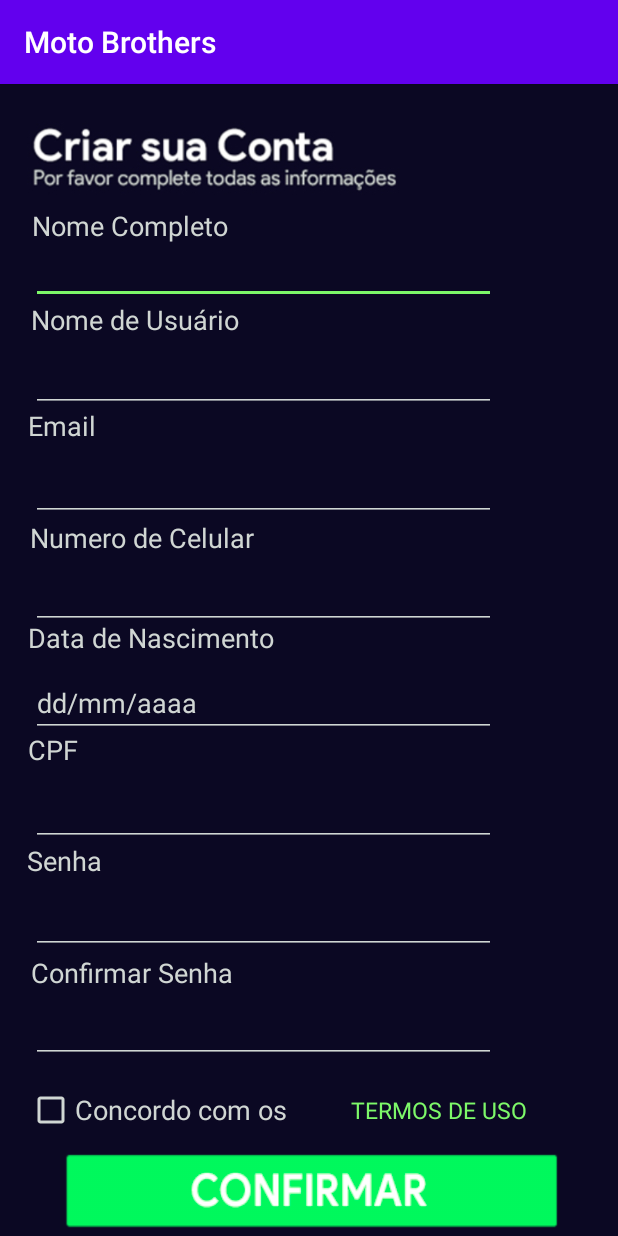
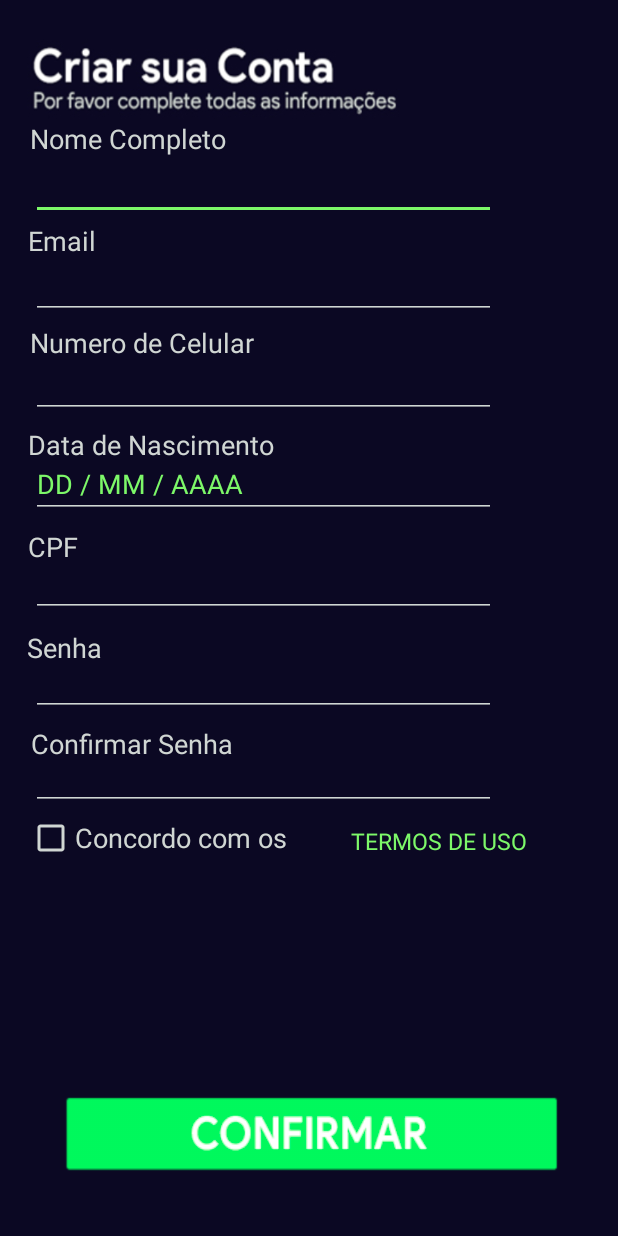
Before and after one commit to randonslol9/MotoBrothers, an Android app: the CadastroMototaxista screen opened directly, with no data from a screen before it, on a phone screen of 412 x 824 dp. Run offline under Robolectric (Android 15) with nearby library versions, the light colour scheme and no system bars.

Commit message:
Atualização 28/04/2020 - Alteração Background tela main, alteração na tela de cadastro passageiro/mototaxista.

```diff
--- a/app/build.gradle
+++ b/app/build.gradle
@@ -29,11 +29,11 @@ dependencies {
 
     implementation 'androidx.appcompat:appcompat:1.1.0'
     implementation 'androidx.constraintlayout:constraintlayout:1.1.3'
-    implementation 'com.google.android.material:material:1.0.0'
+    implementation 'com.google.android.material:material:1.1.0'
     implementation 'androidx.annotation:annotation:1.1.0'
     implementation 'androidx.lifecycle:lifecycle-extensions:2.2.0'
-    implementation 'androidx.navigation:navigation-fragment:2.0.0'
-    implementation 'androidx.navigation:navigation-ui:2.0.0'
+    implementation 'androidx.navigation:navigation-fragment:2.2.2'
+    implementation 'androidx.navigation:navigation-ui:2.2.2'
     testImplementation 'junit:junit:4.12'
     androidTestImplementation 'androidx.test.ext:junit:1.1.1'
     androidTestImplementation 'androidx.test.espresso:espresso-core:3.2.0'
--- a/app/src/main/res/layout/activity_cadastro.xml
+++ b/app/src/main/res/layout/activity_cadastro.xml
@@ -37,9 +37,9 @@
         android:layout_width="wrap_content"
         android:layout_height="wrap_content"
         android:autoLink="all"
-        android:text="LOGIN"
+        android:text="@string/login"
         android:textColor="@color/verdecadastro"
-        android:textSize="15dp"
+        android:textSize="15sp"
         android:textStyle="bold"
         app:layout_constraintBottom_toBottomOf="parent"
         app:layout_constraintHorizontal_bias="0.624"
--- a/app/src/main/res/layout/activity_cadastro_mototaxista.xml
+++ b/app/src/main/res/layout/activity_cadastro_mototaxista.xml
@@ -13,95 +13,62 @@
         android:layout_height="wrap_content"
         android:text="@string/nome"
         android:textColor="@color/cinza"
-        android:textSize="18dp"
+        android:textSize="18sp"
         app:layout_constraintBottom_toBottomOf="parent"
-        app:layout_constraintHorizontal_bias="0.075"
+        app:layout_constraintHorizontal_bias="0.070"
         app:layout_constraintLeft_toLeftOf="parent"
         app:layout_constraintRight_toRightOf="parent"
         app:layout_constraintTop_toTopOf="parent"
-        app:layout_constraintVertical_bias="0.110" />
+        app:layout_constraintVertical_bias="0.100" />
 
     <EditText
         android:id="@+id/editNome"
         android:layout_width="310dp"
         android:layout_height="wrap_content"
         android:layout_gravity="center_horizontal"
-        android:autofillHints=""
         android:inputType="textPersonName"
         android:textColor="@color/cinza"
-        android:textSize="18dp"
+        android:textSize="18sp"
         android:theme="@style/MyEditTextTheme"
         app:layout_constraintBottom_toBottomOf="parent"
         app:layout_constraintHorizontal_bias="0.200"
         app:layout_constraintLeft_toLeftOf="parent"
         app:layout_constraintRight_toRightOf="parent"
         app:layout_constraintTop_toTopOf="parent"
-        app:layout_constraintVertical_bias="0.140"
-        tools:ignore="LabelFor" />
-
+        app:layout_constraintVertical_bias="0.130"
+        tools:ignore="LabelFor"
+        android:autofillHints=""/>
     <TextView
-        android:id="@+id/txtUsuario"
+        android:id="@+id/txtEmail"
         android:layout_width="wrap_content"
         android:layout_height="wrap_content"
-        android:text="@string/usuario"
+        android:text="@string/email"
         android:textColor="@color/cinza"
-        android:textSize="18dp"
+        android:textSize="18sp"
         app:layout_constraintBottom_toBottomOf="parent"
-        app:layout_constraintHorizontal_bias="0.075"
+        app:layout_constraintHorizontal_bias="0.050"
         app:layout_constraintLeft_toLeftOf="parent"
         app:layout_constraintRight_toRightOf="parent"
         app:layout_constraintTop_toTopOf="parent"
-        app:layout_constraintVertical_bias="0.195" />
+        app:layout_constraintVertical_bias="0.185" />
 
     <EditText
-        android:id="@+id/editUsuario"
+        android:id="@+id/editEmail"
         android:layout_width="310dp"
         android:layout_height="wrap_content"
         android:layout_gravity="center_horizontal"
-        android:autofillHints=""
-        android:inputType="textPersonName"
+        android:inputType="textEmailAddress"
         android:textColor="@color/cinza"
-        android:textSize="18dp"
+        android:textSize="18sp"
         android:theme="@style/MyEditTextTheme"
         app:layout_constraintBottom_toBottomOf="parent"
         app:layout_constraintHorizontal_bias="0.200"
         app:layout_constraintLeft_toLeftOf="parent"
         app:layout_constraintRight_toRightOf="parent"
         app:layout_constraintTop_toTopOf="parent"
-        app:layout_constraintVertical_bias="0.240"
-        tools:ignore="LabelFor" />
-
-    <TextView
-        android:id="@+id/txtEmail"
-        android:layout_width="wrap_content"
-        android:layout_height="wrap_content"
-        android:text="@string/email"
-        android:textColor="@color/cinza"
-        android:textSize="18dp"
-        app:layout_constraintBottom_toBottomOf="parent"
-        app:layout_constraintHorizontal_bias="0.050"
-        app:layout_constraintLeft_toLeftOf="parent"
-        app:layout_constraintRight_toRightOf="parent"
-        app:layout_constraintTop_toTopOf="parent"
-        app:layout_constraintVertical_bias="0.290" />
-
-    <EditText
-        android:id="@+id/editEmail"
-        android:layout_width="310dp"
-        android:layout_height="wrap_content"
-        android:layout_gravity="center_horizontal"
-        android:autofillHints=""
-        android:inputType="textEmailAddress"
-        android:textColor="@color/cinza"
-        android:textSize="18dp"
-        android:theme="@style/MyEditTextTheme"
-        app:layout_constraintBottom_toBottomOf="parent"
-        app:layout_constraintHorizontal_bias="0.200"
-        app:layout_constraintLeft_toLeftOf="parent"
-        app:layout_constraintRight_toRightOf="parent"
-        app:layout_constraintTop_toTopOf="parent"
-        app:layout_constraintVertical_bias="0.340"
-        tools:ignore="LabelFor" />
+        app:layout_constraintVertical_bias="0.215"
+        tools:ignore="LabelFor"
+        android:autofillHints=""/>
 
     <TextView
         android:id="@+id/txtCelular"
@@ -109,31 +76,31 @@
         android:layout_height="wrap_content"
         android:text="@string/celular"
         android:textColor="@color/cinza"
-        android:textSize="18dp"
+        android:textSize="18sp"
         app:layout_constraintBottom_toBottomOf="parent"
         app:layout_constraintHorizontal_bias="0.075"
         app:layout_constraintLeft_toLeftOf="parent"
         app:layout_constraintRight_toRightOf="parent"
         app:layout_constraintTop_toTopOf="parent"
-        app:layout_constraintVertical_bias="0.390" />
+        app:layout_constraintVertical_bias="0.270" />
 
     <EditText
         android:id="@+id/editCelular"
         android:layout_width="310dp"
         android:layout_height="wrap_content"
         android:layout_gravity="center_horizontal"
-        android:autofillHints=""
         android:inputType="phone"
         android:textColor="@color/cinza"
-        android:textSize="18dp"
+        android:textSize="18sp"
         android:theme="@style/MyEditTextTheme"
         app:layout_constraintBottom_toBottomOf="parent"
         app:layout_constraintHorizontal_bias="0.200"
         app:layout_constraintLeft_toLeftOf="parent"
         app:layout_constraintRight_toRightOf="parent"
         app:layout_constraintTop_toTopOf="parent"
-        app:layout_constraintVertical_bias="0.440"
-        tools:ignore="LabelFor" />
+        app:layout_constraintVertical_bias="0.300"
+        tools:ignore="LabelFor"
+        android:autofillHints=""/>
 
     <TextView
         android:id="@+id/txtdataNascimento"
@@ -141,66 +108,66 @@
         android:layout_height="wrap_content"
         android:text="@string/dataNascimento"
         android:textColor="@color/cinza"
-        android:textSize="18dp"
+        android:textSize="18sp"
         app:layout_constraintBottom_toBottomOf="parent"
         app:layout_constraintHorizontal_bias="0.075"
         app:layout_constraintLeft_toLeftOf="parent"
         app:layout_constraintRight_toRightOf="parent"
         app:layout_constraintTop_toTopOf="parent"
-        app:layout_constraintVertical_bias="0.480" />
+        app:layout_constraintVertical_bias="0.355" />
 
     <EditText
         android:id="@+id/editdtNascimento"
         android:layout_width="310dp"
         android:layout_height="wrap_content"
         android:layout_gravity="center_horizontal"
-        android:autofillHints=""
         android:ems="10"
-        android:hint="dd/mm/aaaa"
+        android:hint="@string/dataNasc"
+        android:autofillHints="dd/mm/aaaa"
         android:inputType="text|number"
         android:textColor="@color/cinza"
-        android:textColorHint="@color/cinza"
-        android:textSize="18dp"
+        android:textColorHint="@color/verdecadastro"
+        android:textSize="18sp"
         android:theme="@style/MyEditTextTheme"
         app:layout_constraintBottom_toBottomOf="parent"
         app:layout_constraintHorizontal_bias="0.200"
         app:layout_constraintLeft_toLeftOf="parent"
         app:layout_constraintRight_toRightOf="parent"
         app:layout_constraintTop_toTopOf="parent"
-        app:layout_constraintVertical_bias="0.540"
+        app:layout_constraintVertical_bias="0.385"
         tools:ignore="LabelFor" />
 
     <TextView
         android:id="@+id/txtCPF"
         android:layout_width="wrap_content"
         android:layout_height="wrap_content"
-        android:text="CPF"
+        android:text="@string/CPF"
         android:textColor="@color/cinza"
-        android:textSize="18dp"
+        android:textSize="18sp"
         app:layout_constraintBottom_toBottomOf="parent"
         app:layout_constraintHorizontal_bias="0.050"
         app:layout_constraintLeft_toLeftOf="parent"
         app:layout_constraintRight_toRightOf="parent"
         app:layout_constraintTop_toTopOf="parent"
-        app:layout_constraintVertical_bias="0.580" />
+        app:layout_constraintVertical_bias="0.440" />
 
     <EditText
         android:id="@+id/editCPF"
         android:layout_width="310dp"
         android:layout_height="wrap_content"
         android:layout_gravity="center_horizontal"
-        android:autofillHints=""
         android:inputType="text|number"
         android:textColor="@color/cinza"
-        android:textSize="18dp"
+        android:textSize="18sp"
         android:theme="@style/MyEditTextTheme"
         app:layout_constraintBottom_toBottomOf="parent"
         app:layout_constraintHorizontal_bias="0.200"
         app:layout_constraintLeft_toLeftOf="parent"
         app:layout_constraintRight_toRightOf="parent"
         app:layout_constraintTop_toTopOf="parent"
-        app:layout_constraintVertical_bias="0.640"
-        tools:ignore="LabelFor" />
+        app:layout_constraintVertical_bias="0.470"
+        tools:ignore="LabelFor"
+        android:autofillHints=""/>
 
     <TextView
         android:id="@+id/txtSenha"
@@ -208,103 +175,105 @@
         android:layout_height="wrap_content"
         android:text="@string/senha"
         android:textColor="@color/cinza"
-        android:textSize="18dp"
+        android:textSize="18sp"
         app:layout_constraintBottom_toBottomOf="parent"
         app:layout_constraintHorizontal_bias="0.050"
         app:layout_constraintLeft_toLeftOf="parent"
         app:layout_constraintRight_toRightOf="parent"
         app:layout_constraintTop_toTopOf="parent"
-        app:layout_constraintVertical_bias="0.680" />
+        app:layout_constraintVertical_bias="0.525" />
 
     <EditText
         android:id="@+id/editSenha"
         android:layout_width="310dp"
         android:layout_height="wrap_content"
         android:layout_gravity="center_horizontal"
-        android:autofillHints=""
         android:inputType="textPassword"
         android:textColor="@color/cinza"
-        android:textSize="18dp"
+        android:textSize="18sp"
         android:theme="@style/MyEditTextTheme"
         app:layout_constraintBottom_toBottomOf="parent"
         app:layout_constraintHorizontal_bias="0.200"
         app:layout_constraintLeft_toLeftOf="parent"
         app:layout_constraintRight_toRightOf="parent"
         app:layout_constraintTop_toTopOf="parent"
-        app:layout_constraintVertical_bias="0.740"
-        tools:ignore="LabelFor" />
+        app:layout_constraintVertical_bias="0.555"
+        tools:ignore="LabelFor"
+        android:autofillHints=""/>
 
     <TextView
         android:id="@+id/txtConfirmarSenha"
         android:layout_width="wrap_content"
         android:layout_height="wrap_content"
-        android:text="Confirmar Senha"
+        android:text="@string/confirmarsenha"
         android:textColor="@color/cinza"
-        android:textSize="18dp"
+        android:textSize="18sp"
         app:layout_constraintBottom_toBottomOf="parent"
         app:layout_constraintHorizontal_bias="0.075"
         app:layout_constraintLeft_toLeftOf="parent"
         app:layout_constraintRight_toRightOf="parent"
         app:layout_constraintTop_toTopOf="parent"
-        app:layout_constraintVertical_bias="0.780" />
+        app:layout_constraintVertical_bias="0.605" />
 
     <EditText
         android:id="@+id/editConfirmarSenha"
         android:layout_width="310dp"
         android:layout_height="wrap_content"
         android:layout_gravity="center_horizontal"
-        android:autofillHints=""
         android:inputType="textPassword"
         android:textColor="@color/cinza"
-        android:textSize="18dp"
+        android:textSize="18sp"
         android:theme="@style/MyEditTextTheme"
         app:layout_constraintBottom_toBottomOf="parent"
         app:layout_constraintHorizontal_bias="0.200"
         app:layout_constraintLeft_toLeftOf="parent"
         app:layout_constraintRight_toRightOf="parent"
         app:layout_constraintTop_toTopOf="parent"
-        app:layout_constraintVertical_bias="0.840"
-        tools:ignore="LabelFor" />
+        app:layout_constraintVertical_bias="0.635"
+        tools:ignore="LabelFor"
+        android:autofillHints="" />
 
     <androidx.appcompat.widget.AppCompatCheckBox
+        android:id="@+id/checkTermos"
         android:layout_width="wrap_content"
         android:layout_height="wrap_content"
-        android:text="Concordo com os"
+        android:text="@string/concordotermos"
         android:textColor="@color/cinza"
-        android:textSize="18dp"
+        android:textSize="18sp"
         android:theme="@style/CheckBox"
         app:layout_constraintBottom_toBottomOf="parent"
         app:layout_constraintHorizontal_bias="0.075"
         app:layout_constraintLeft_toLeftOf="parent"
         app:layout_constraintRight_toRightOf="parent"
         app:layout_constraintTop_toTopOf="parent"
-        app:layout_constraintVertical_bias="0.908" />
+        app:layout_constraintVertical_bias="0.685" />
 
 
     <TextView
         android:id="@+id/txtTermos"
         android:layout_width="wrap_content"
         android:layout_height="wrap_content"
-        android:text="TERMOS DE USO"
+        android:text="@string/termos"
         android:textColor="@color/verdecadastro"
-        android:textSize="15dp"
+        android:textSize="15sp"
         app:layout_constraintBottom_toBottomOf="parent"
         app:layout_constraintHorizontal_bias="0.794"
         app:layout_constraintLeft_toLeftOf="parent"
         app:layout_constraintRight_toRightOf="parent"
         app:layout_constraintTop_toTopOf="parent"
-        app:layout_constraintVertical_bias="0.902" />
+        app:layout_constraintVertical_bias="0.685" />
+
 
     <Button
-        android:id="@+id/button"
+        android:id="@+id/bntConfirmar"
         android:layout_width="wrap_content"
         android:layout_height="wrap_content"
         android:background="@drawable/botaoconfirmar_launcher"
         app:layout_constraintBottom_toBottomOf="parent"
-        app:layout_constraintHorizontal_bias="0.473"
+        app:layout_constraintHorizontal_bias="0.0"
         app:layout_constraintLeft_toLeftOf="parent"
         app:layout_constraintRight_toRightOf="parent"
         app:layout_constraintTop_toTopOf="parent"
-        app:layout_constraintVertical_bias="1.0" />
+        app:layout_constraintVertical_bias="0.95" />
 
 </androidx.constraintlayout.widget.ConstraintLayout>
--- a/app/src/main/res/layout/activity_esqueci_senha.xml
+++ b/app/src/main/res/layout/activity_esqueci_senha.xml
@@ -9,13 +9,13 @@
 
     <EditText
         android:id="@+id/editDigiteEmail"
-        android:layout_width="310dp"
+        android:layout_width="330dp"
         android:layout_height="wrap_content"
         android:layout_gravity="center_horizontal"
         android:autofillHints=""
         android:inputType="textEmailAddress"
         android:textColor="@color/cinza"
-        android:textSize="18dp"
+        android:textSize="18sp"
         android:theme="@style/MyEditTextTheme"
         app:layout_constraintBottom_toBottomOf="parent"
         app:layout_constraintHorizontal_bias="0.360"
@@ -30,7 +30,6 @@
         android:layout_width="wrap_content"
         android:layout_height="wrap_content"
         android:background="@drawable/botaoenviar_launcher"
-
         app:layout_constraintBottom_toBottomOf="parent"
         app:layout_constraintHorizontal_bias="0.0"
         app:layout_constraintLeft_toLeftOf="parent"
--- a/app/src/main/res/layout/activity_main.xml
+++ b/app/src/main/res/layout/activity_main.xml
@@ -4,7 +4,7 @@
     xmlns:tools="http://schemas.android.com/tools"
     android:layout_width="match_parent"
     android:layout_height="match_parent"
-    android:background="@drawable/backgroundmain_launcher"
+    android:background="@drawable/backgroundlogin_launcher"
     tools:context=".MainActivity">
 
 
--- a/app/src/main/res/values/refs.xml
+++ b/app/src/main/res/values/refs.xml
@@ -1,2 +1,4 @@
 <?xml version="1.0" encoding="utf-8"?>
-<resources></resources>
+<resources>
+
+</resources>
--- a/app/src/main/res/values/strings.xml
+++ b/app/src/main/res/values/strings.xml
@@ -1,11 +1,10 @@
 <resources>
     <string name="app_name">Moto Brothers</string>
-    <string name="usuario">Nome de Usuário</string>
+    <string name="login">LOGIN</string>
     <string name="senha">Senha</string>
     <string name="botaologin">Entrar</string>
     <string name="cadastrar">CADASTRAR</string>
     <string name="esquecisenha">Esqueceu a senha?</string>
-    <string name="title_activity_login">Entre</string>
     <string name="email">Email</string>
     <string name="action_sign_in">Entre ou se registre</string>
     <string name="welcome">"Seja bem-vindo!"</string>
@@ -21,6 +20,11 @@
     <string name="nome">Nome Completo</string>
     <string name="celular">Numero de Celular</string>
     <string name="dataNascimento">Data de Nascimento</string>
+    <string name="termos">TERMOS DE USO</string>
+    <string name="concordotermos">Concordo com os</string>
+    <string name="confirmarsenha">Confirmar Senha</string>
+    <string name="CPF">CPF</string>
+    <string name="dataNasc">DD / MM / AAAA</string>
 
 
     <string name="hello_first_fragment">Hello first fragment</string>
--- a/app/src/main/res/values/styles.xml
+++ b/app/src/main/res/values/styles.xml
@@ -1,7 +1,7 @@
 <resources>
 
     <!-- Base application theme. -->
-    <style name="AppTheme" parent="Theme.AppCompat.Light.DarkActionBar">
+    <style name="AppTheme" parent="Theme.AppCompat.Light.NoActionBar">
 
         <!-- Customize your theme here. -->
         <item name="colorPrimary">@color/colorPrimary</item>
```
Also changed, not shown: app/src/main/java/com/example/motobrothers/CadastroPassageiro.java (+3 -11 lines), app/src/main/res/layout/activity_cadastro_passageiro.xml (+59 -92 lines), app/src/main/res/layout/activity_login.xml (+30 -1 lines), app/src/main/res/drawable/backgroundlogin_launcher.jpg (added), app/src/main/res/drawable/backgroundperfilteste_launcher.jpg (added).
